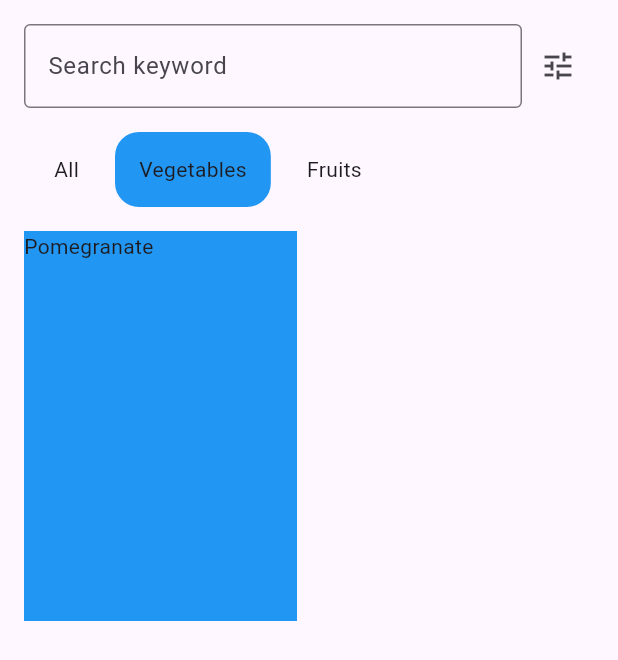
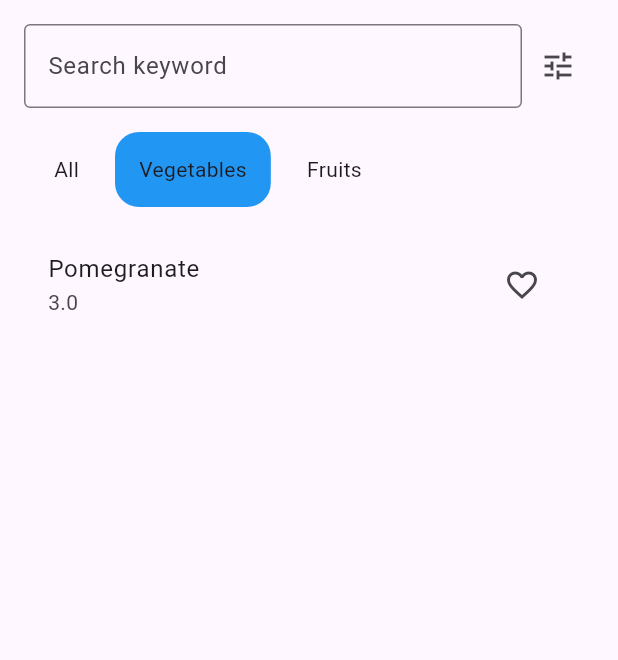
Before and after one commit to PrudkoVitaly/grocery_app, a Flutter app: the screen it shows after launch, after a tap on "Vegetables", on a phone screen of 412 x 824 dp. Shown: the top 660 px of the screen. Run offline on Flutter 3.47's test engine with Material 3 defaults, Android fonts, the phone set to English and light mode, and no system bars; statements that could not run were skipped.

Commit message:
22/10/2024

```diff
--- a/lib/lesson_13/data/models/product_model.dart
+++ b/lib/lesson_13/data/models/product_model.dart
@@ -11,5 +11,6 @@ class ProductModel extends ProductEntity {
     required super.isNew,
     required super.isOnSale,
     super.discount,
+    super.quantity = 1,
   });
 }
--- a/lib/lesson_13/domain/entities/product_entity.dart
+++ b/lib/lesson_13/domain/entities/product_entity.dart
@@ -8,6 +8,7 @@ class ProductEntity {
   final double? discount;
   final bool isNew;
   final bool isOnSale;
+  int quantity;
 
   ProductEntity({
     required this.image,
@@ -19,5 +20,6 @@ class ProductEntity {
     this.isNew = false,
     this.isOnSale = false,
     this.discount,
+    this.quantity = 1,
   });
 }
--- a/lib/lesson_13/domain/repositories/cart_repositories.dart
+++ b/lib/lesson_13/domain/repositories/cart_repositories.dart
@@ -2,4 +2,8 @@ import 'package:flutter_with_bay/lesson_13/domain/entities/product_entity.dart';
 
 abstract class CartRepositories {
   Future<List<ProductEntity>> getCartProducts();
+
+  Future<void> increaseQuantity(ProductEntity product);
+
+  Future<void> decreaseQuantity(ProductEntity product);
 }
--- a/lib/lesson_13/presentation/screens/main_screen.dart
+++ b/lib/lesson_13/presentation/screens/main_screen.dart
@@ -1,6 +1,5 @@
 import 'package:flutter/cupertino.dart';
 import 'package:flutter/material.dart';
-import 'package:flutter/widgets.dart';
 import 'package:flutter_with_bay/lesson_13/data/data_source/product_data_source.dart';
 import 'package:flutter_with_bay/lesson_13/data/repositories/product_repositories_impl.dart';
 import 'package:flutter_with_bay/lesson_13/domain/entities/product_entity.dart';
@@ -204,49 +203,27 @@ class _MainScreenState extends State<MainScreen> {
                       );
                     }).toList(),
                   )),
-
               Expanded(
-                child: GridView.builder(
-                  gridDelegate:
-                      SliverGridDelegateWithFixedCrossAxisCount(
-                    crossAxisCount: 2,
-                    mainAxisSpacing: 16,
-                    crossAxisSpacing: 16,
-                    childAspectRatio: 0.7,
-                  ),
+                child: ListView.builder(
                   itemCount: filterProducts.length,
                   itemBuilder: (context, index) {
                     final product = filterProducts[index];
-                    return Container(
-                      width: 181,
-                      height: 234,
-                      decoration: BoxDecoration(color: Colors.blue),
-                      child: Text(product.name),
+                    return ListTile(
+                      title: Text(product.name),
+                      subtitle: Text(product.price.toString()),
+                      trailing: IconButton(
+                        onPressed: () {
+                          like(product);
+                        },
+                        icon: product.isLike
+                            ? const Icon(Icons.favorite,
+                                color: Colors.red)
+                            : const Icon(Icons.favorite_border),
+                      ),
                     );
                   },
                 ),
               ),
-              // Expanded(
-              //   child: ListView.builder(
-              //     itemCount: filterProducts.length,
-              //     itemBuilder: (context, index) {
-              //       final product = filterProducts[index];
-              //       return ListTile(
-              //         title: Text(product.name),
-              //         subtitle: Text(product.price.toString()),
-              //         trailing: IconButton(
-              //           onPressed: () {
-              //             like(product);
-              //           },
-              //           icon: product.isLike
-              //               ? const Icon(Icons.favorite,
-              //                   color: Colors.red)
-              //               : const Icon(Icons.favorite_border),
-              //         ),
-              //       );
-              //     },
-              //   ),
-              // ),
             ],
           ),
         ),
```
Also changed, not shown: lib/lesson_13/data/data_source/product_data_source.dart (+2 -16 lines), lib/lesson_13/data/repositories/cart_repositories_impl.dart (+21 -3 lines), lib/lesson_13/data/repositories/product_repositories_impl.dart (+15 -1 lines), lib/lesson_13/domain/useCase/cart_use_case/decrease_quantity_use_case.dart (added, +12 -0 lines), lib/lesson_13/domain/useCase/cart_use_case/get_cart_use_case.dart (added, +12 -0 lines), lib/lesson_13/domain/useCase/cart_use_case/increment_quantity_use_case.dart (added, +12 -0 lines), lib/lesson_13/domain/useCase/get_cart_use_case.dart (+13 -13 lines), lib/lesson_13/presentation/screens/cart_screen.dart (+54 -6 lines), pubspec.lock.
